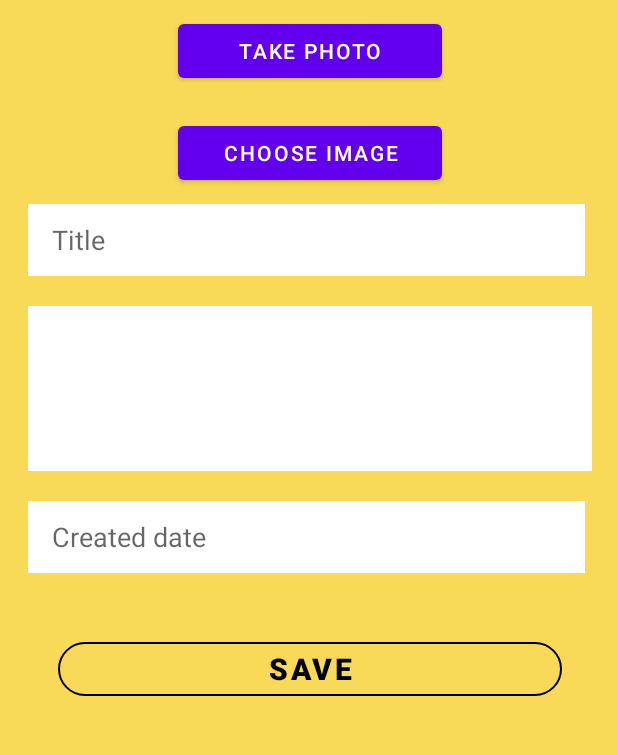
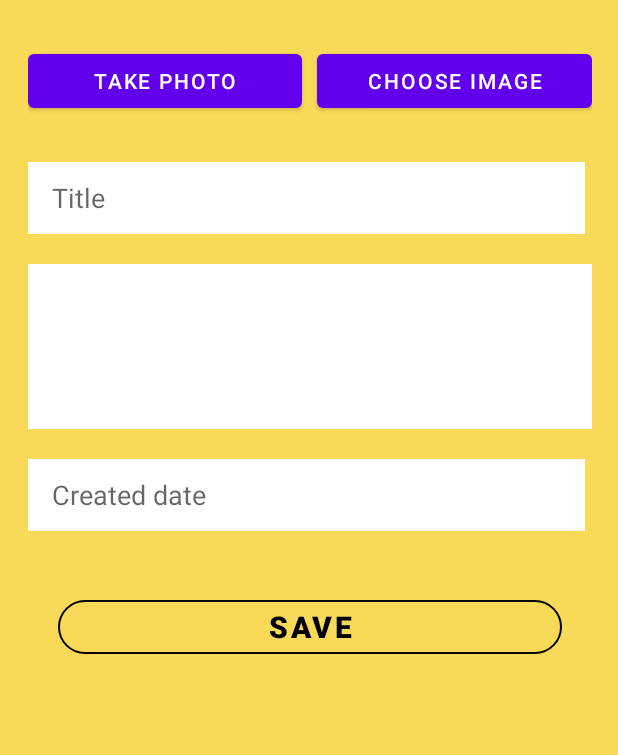
Before and after one commit to upadhyaydaksh/CraftyMe, an Android app: the AddArtworkActivity screen opened directly, with no data from a screen before it, on a phone screen of 412 x 824 dp, the part 474-1229 px from its top. Run offline under Robolectric (Android 15) with nearby library versions, the light colour scheme and no system bars; our stand-ins replace Firebase (no records; nobody signed in at launch, a user with empty details on screens opened directly), Picasso; libraries missing offline, so code that uses them is left out: com.swein.easypermissionmanager; 1 statement that could not run was skipped.

Commit message:
Design changes.

```diff
--- a/app/src/main/res/layout/activity_add_artwork.xml
+++ b/app/src/main/res/layout/activity_add_artwork.xml
@@ -41,21 +41,30 @@
                 android:layout_marginHorizontal="40dp"
                 app:srcCompat="@drawable/splash" />
 
+            <LinearLayout
+                android:layout_width="match_parent"
+                android:layout_height="wrap_content"
+                android:layout_marginTop="20dp"
+                android:layout_marginBottom="20dp"
+                android:orientation="horizontal">
+
                 <Button
                     android:id="@+id/captureImage"
-                android:layout_width="match_parent"
+                    android:layout_width="100dp"
                     android:layout_height="wrap_content"
-                android:layout_marginHorizontal="100dp"
                     android:layout_marginVertical="10dp"
+                    android:layout_marginRight="10dp"
+                    android:layout_weight="1"
                     android:text="Take Photo" />
 
                 <Button
                     android:id="@+id/chooseImage"
-                android:layout_width="match_parent"
                     android:layout_height="wrap_content"
-                android:layout_marginHorizontal="100dp"
                     android:layout_marginVertical="10dp"
+                    android:layout_weight="1"
+                    android:layout_width="100dp"
                     android:text="Choose Image" />
+            </LinearLayout>
 
             <EditText
                 android:id="@+id/title"
@@ -147,6 +156,7 @@
                     android:layout_height="48dp"
                     android:layout_marginHorizontal="20dp"
                     android:layout_marginTop="20dp"
+                    android:layout_marginBottom="40dp"
                     android:layout_weight="1"
                     android:onClick="btnDeleteAction"
                     android:singleLine="true"
```
Also changed, not shown: app/src/main/res/layout/activity_profile.xml (+13 -4 lines). Lines whose indentation alone changed are shown as unchanged.
